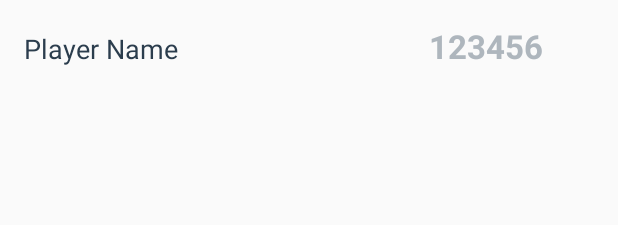
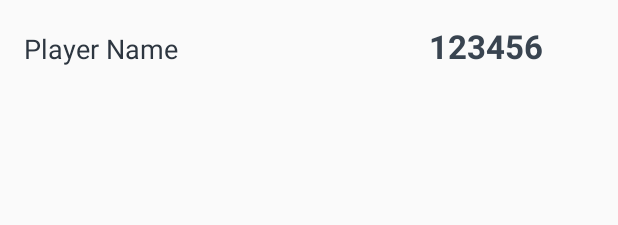
Before and after one commit to amandaroos/Scorekeeper, an Android app: the layout list_item.xml on its own in the app's theme, with its tools: preview values and no code run, on a phone screen of 412 x 824 dp. Shown: the top 225 px of the screen. Run offline under Robolectric (Android 15) with nearby library versions, the phone set to English and light mode, and no system bars.

```diff
--- a/app/src/main/res/layout/list_item.xml
+++ b/app/src/main/res/layout/list_item.xml
@@ -13,7 +13,7 @@
         android:layout_width="wrap_content"
         android:layout_height="wrap_content"
         android:textAppearance="?android:textAppearanceMedium"
-        android:textColor="#2B3D4D"
+        android:textColor="@color/editorColorPrimary"
         android:layout_weight="2"
         tools:text="Player Name"/>
 
@@ -25,6 +25,6 @@
         android:textAppearance="?android:textAppearanceLarge"
         android:layout_weight="1"
         android:textAlignment="center"
-        android:textColor="#AEB6BD"
+        android:textColor="@color/editorColorPrimaryDark"
         tools:text="123456"/>
 </LinearLayout>
--- a/app/src/main/res/values/strings.xml
+++ b/app/src/main/res/values/strings.xml
@@ -18,4 +18,7 @@
 
     <!-- Label for editor overflow menu option that deletes the current player [CHAR LIMIT=20] -->
     <string name="action_delete">Delete</string>
+
+    <!-- Default name for name field in the list view if name String is empty [CHAR LIMIT=30] -->
+    <string name="main_default_name">New Player</string>
 </resources>
```
Also changed, not shown: app/src/main/java/com/example/amanda/scorekeeperversion4/PlayerCursorAdapter.java (added, +81 -0 lines).
